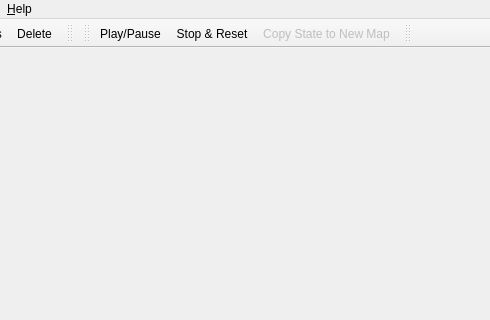
Before: the Qt Designer form ChkForge/mainwindow.ui in heinermann/ChkForge, drawn with Qt 5; both pictures show x 355 to 845 and y 0 to 320 of the 1063 by 864 pixel window.
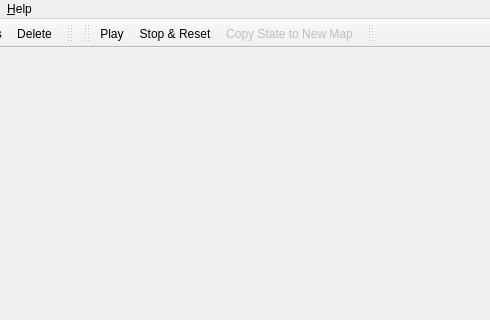
After: the same form once the commit is applied. Icons and pictures are not drawn.

Commit message: Implemented play/pause and frame advance

The edit to the form file:
```diff
--- a/ChkForge/mainwindow.ui
+++ b/ChkForge/mainwindow.ui
@@ -784,7 +784,7 @@
      <normaloff>:/themes/oxygen-icons-png/oxygen/48x48/actions/media-playback-start.png</normaloff>:/themes/oxygen-icons-png/oxygen/48x48/actions/media-playback-start.png</iconset>
    </property>
    <property name="text">
-    <string>&amp;Play/Pause</string>
+    <string>&amp;Play</string>
    </property>
    <property name="shortcut">
     <string>F5</string>
```
Left out of the diff: 7 changed lines with no effect on the pictures. The commit also changes 7 other files.
